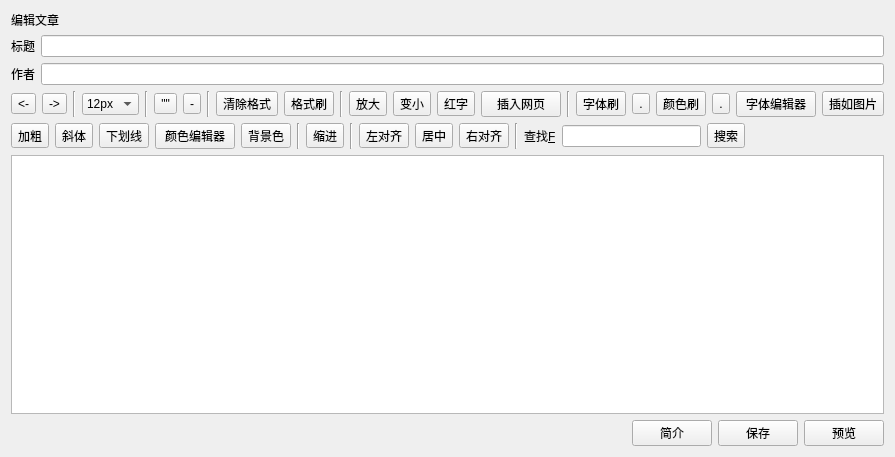
Before: the Qt Designer form testwidget.ui in Deviluna/MediaIDE_free, drawn with Qt 5.
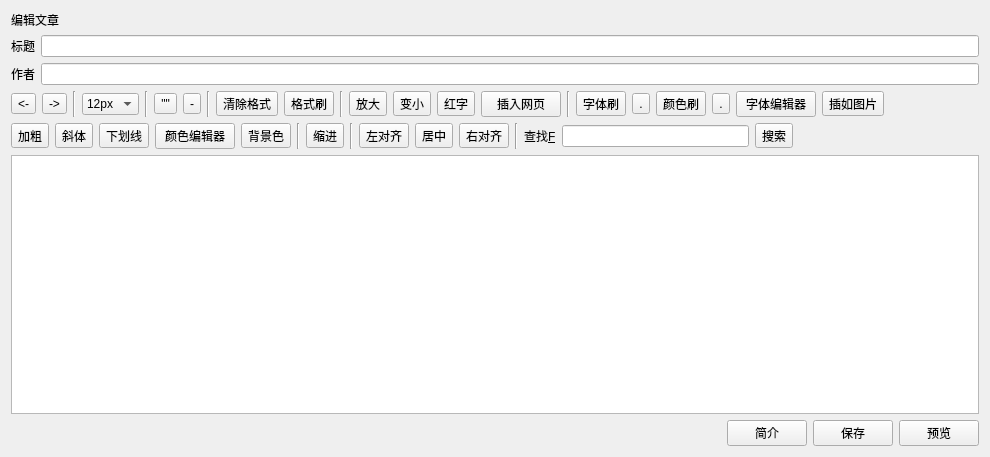
After: the same form once the commit is applied.

```diff
--- a/testwidget.ui
+++ b/testwidget.ui
@@ -6,7 +6,7 @@
    <rect>
     <x>0</x>
     <y>0</y>
-    <width>875</width>
+    <width>990</width>
     <height>457</height>
    </rect>
   </property>
```
Left out of the diff: 3 changed lines with no effect on the pictures.
